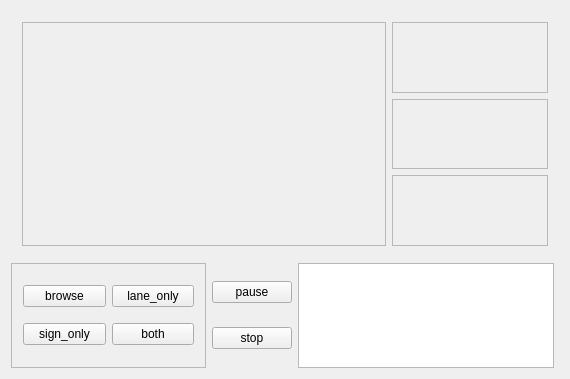
Qt form mainwindow.ui (teamwork-robotvision/mergeByPeople) before a commit.
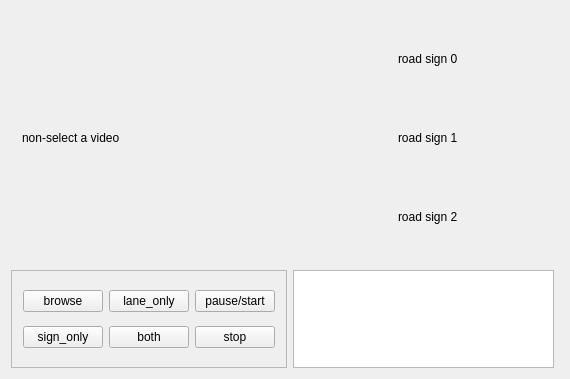
The same form after that commit.

The edit to the form file:
```diff
--- a/mainwindow.ui
+++ b/mainwindow.ui
@@ -46,45 +46,39 @@
      <widget class="QWidget" name="widget" native="true">
       <layout class="QHBoxLayout" name="horizontalLayout_3" stretch="7,3">
        <item>
-        <widget class="QFrame" name="outputFrame">
-         <property name="frameShape">
-          <enum>QFrame::StyledPanel</enum>
+        <widget class="QLabel" name="outputImage">
+         <property name="minimumSize">
+          <size>
+           <width>370</width>
+           <height>231</height>
+          </size>
          </property>
-         <property name="frameShadow">
-          <enum>QFrame::Raised</enum>
+         <property name="text">
+          <string>non-select a video</string>
          </property>
         </widget>
        </item>
        <item>
         <layout class="QVBoxLayout" name="verticalLayout_4">
          <item>
-          <widget class="QFrame" name="roadsSign0">
-           <property name="frameShape">
-            <enum>QFrame::StyledPanel</enum>
+          <widget class="QLabel" name="roadSign0">
+           <property name="text">
+            <string>road sign 0</string>
            </property>
-           <property name="frameShadow">
-            <enum>QFrame::Raised</enum>
-           </property>
           </widget>
          </item>
          <item>
-          <widget class="QFrame" name="roadSign1">
-           <property name="frameShape">
-            <enum>QFrame::StyledPanel</enum>
+          <widget class="QLabel" name="roadSign1">
+           <property name="text">
+            <string>road sign 1</string>
            </property>
-           <property name="frameShadow">
-            <enum>QFrame::Raised</enum>
-           </property>
           </widget>
          </item>
          <item>
-          <widget class="QFrame" name="roadSign2">
-           <property name="frameShape">
-            <enum>QFrame::StyledPanel</enum>
+          <widget class="QLabel" name="roadSign2">
+           <property name="text">
+            <string>road sign 2</string>
            </property>
-           <property name="frameShadow">
-            <enum>QFrame::Raised</enum>
-           </property>
           </widget>
          </item>
         </layout>
@@ -93,7 +87,7 @@
      </widget>
     </item>
     <item>
-     <layout class="QHBoxLayout" name="horizontalLayout_2" stretch="2,0,2">
+     <layout class="QHBoxLayout" name="horizontalLayout_2" stretch="5,5">
       <property name="rightMargin">
        <number>5</number>
       </property>
@@ -105,7 +99,7 @@
         <property name="frameShadow">
          <enum>QFrame::Raised</enum>
         </property>
-        <layout class="QHBoxLayout" name="horizontalLayout_4">
+        <layout class="QHBoxLayout" name="horizontalLayout_4" stretch="3,3,3">
          <item>
           <layout class="QVBoxLayout" name="verticalLayout_2">
            <item>
@@ -142,15 +136,12 @@
            </item>
           </layout>
          </item>
-        </layout>
-       </widget>
-      </item>
       <item>
        <layout class="QVBoxLayout" name="verticalLayout">
         <item>
          <widget class="QPushButton" name="pause">
           <property name="text">
-           <string>pause</string>
+              <string>pause/start</string>
           </property>
          </widget>
         </item>
@@ -163,6 +154,9 @@
         </item>
        </layout>
       </item>
+        </layout>
+       </widget>
+      </item>
       <item>
        <widget class="QTextEdit" name="console">
         <property name="sizePolicy">
@@ -171,6 +165,17 @@
           <verstretch>0</verstretch>
          </sizepolicy>
         </property>
+        <property name="font">
+         <font>
+          <italic>false</italic>
+         </font>
+        </property>
+        <property name="toolTip">
+         <string>&lt;html&gt;&lt;head/&gt;&lt;body&gt;&lt;p&gt;console&lt;/p&gt;&lt;/body&gt;&lt;/html&gt;</string>
+        </property>
+        <property name="whatsThis">
+         <string>&lt;html&gt;&lt;head/&gt;&lt;body&gt;&lt;p&gt;&lt;br/&gt;&lt;/p&gt;&lt;/body&gt;&lt;/html&gt;</string>
+        </property>
        </widget>
       </item>
      </layout>
```
Lines whose indentation alone changed are shown as unchanged.
